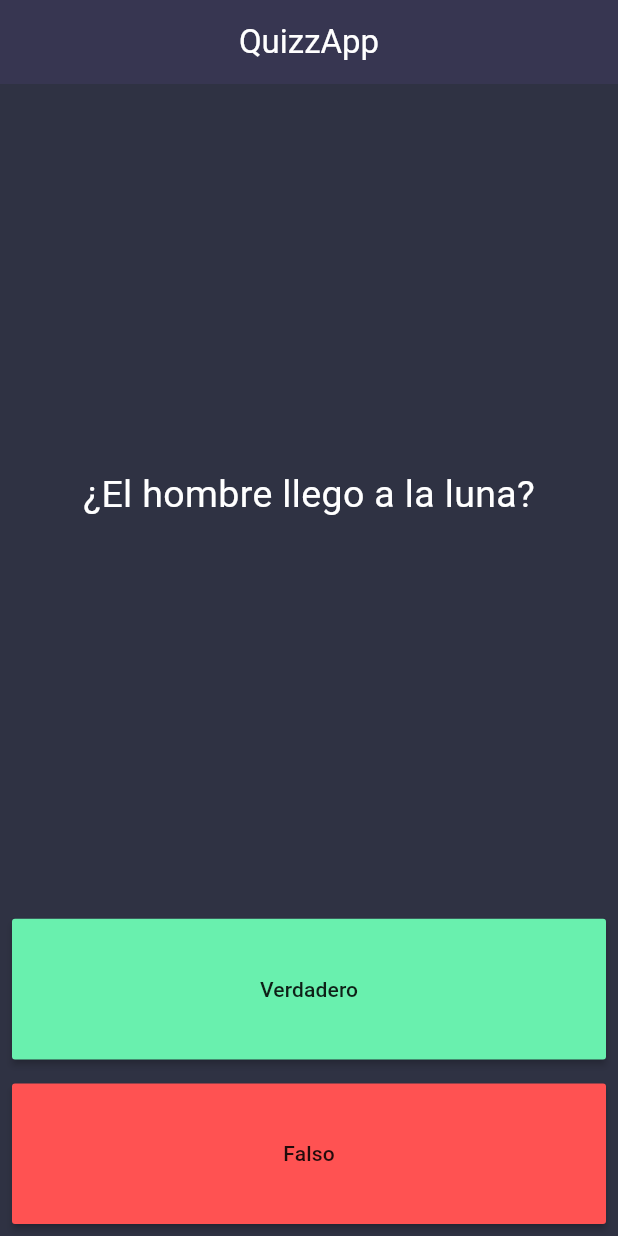
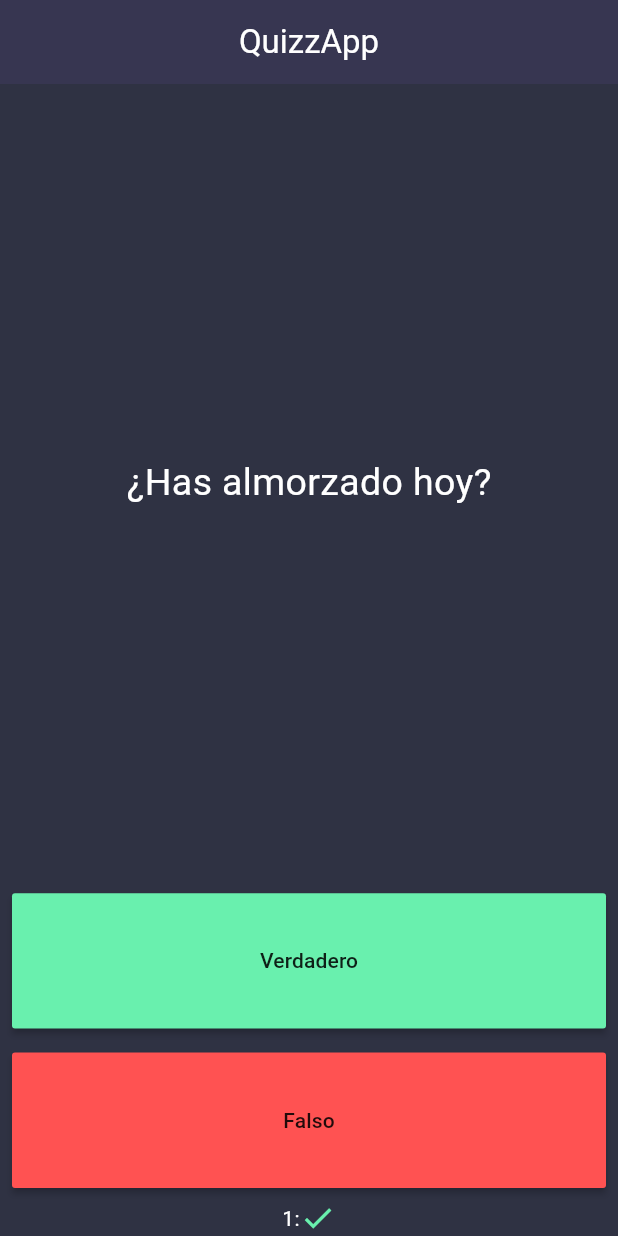
Before and after one commit to fr4nsgallegos/quizappG13, a Flutter app: the screen it shows after launch, after a tap on "Verdadero", on a phone screen of 412 x 824 dp. Run offline on Flutter 3.47's test engine with Material 3 defaults, Android fonts, the phone set to English and light mode, and no system bars.

Commit message:
con socre

```diff
--- a/lib/pages/home_page.dart
+++ b/lib/pages/home_page.dart
@@ -1,19 +1,40 @@
 import 'package:flutter/material.dart';
 import 'package:quizappg13/quiz_brain.dart';
 
-class HomePage extends StatelessWidget {
+class HomePage extends StatefulWidget {
+  @override
+  State<HomePage> createState() => _HomePageState();
+}
+
+class _HomePageState extends State<HomePage> {
   QuizBrain quizBrain = QuizBrain();
-
+  List<Widget> score = [];
   void checkAnswer(bool userAnswer) {
     bool correctAnswer = quizBrain.getQuestionAnswer();
 
     // CUANDO LA RESPUESTA ES CORRECTA
     if (correctAnswer == userAnswer) {
+      score.add(itemScore((quizBrain.questionIndex + 1).toString(), true));
       print(("La respuesta es correcta"));
     } else {
       // CUANDO LA RESPUES ES INCORRECTA
+      score.add(itemScore((quizBrain.questionIndex + 1).toString(), false));
       print("INCORRECTO! ");
     }
+    quizBrain.nextQuestion();
+    setState(() {});
+  }
+
+  Widget itemScore(String numerQuestion, bool isCorrect) {
+    return Row(
+      children: [
+        Text("$numerQuestion:", style: TextStyle(color: Colors.white)),
+        Icon(
+          isCorrect ? Icons.check : Icons.close,
+          color: isCorrect ? Colors.greenAccent : Colors.redAccent,
+        ),
+      ],
+    );
   }
 
   @override
@@ -70,6 +91,7 @@ class HomePage extends StatelessWidget {
                   ),
                 ),
               ),
+              Row(mainAxisAlignment: MainAxisAlignment.center, children: score),
             ],
           ),
         ),
--- a/lib/quiz_brain.dart
+++ b/lib/quiz_brain.dart
@@ -18,4 +18,8 @@ class QuizBrain {
   bool getQuestionAnswer() {
     return questionList[questionIndex].answer;
   }
+
+  void nextQuestion() {
+    questionIndex++;
+  }
 }
```
